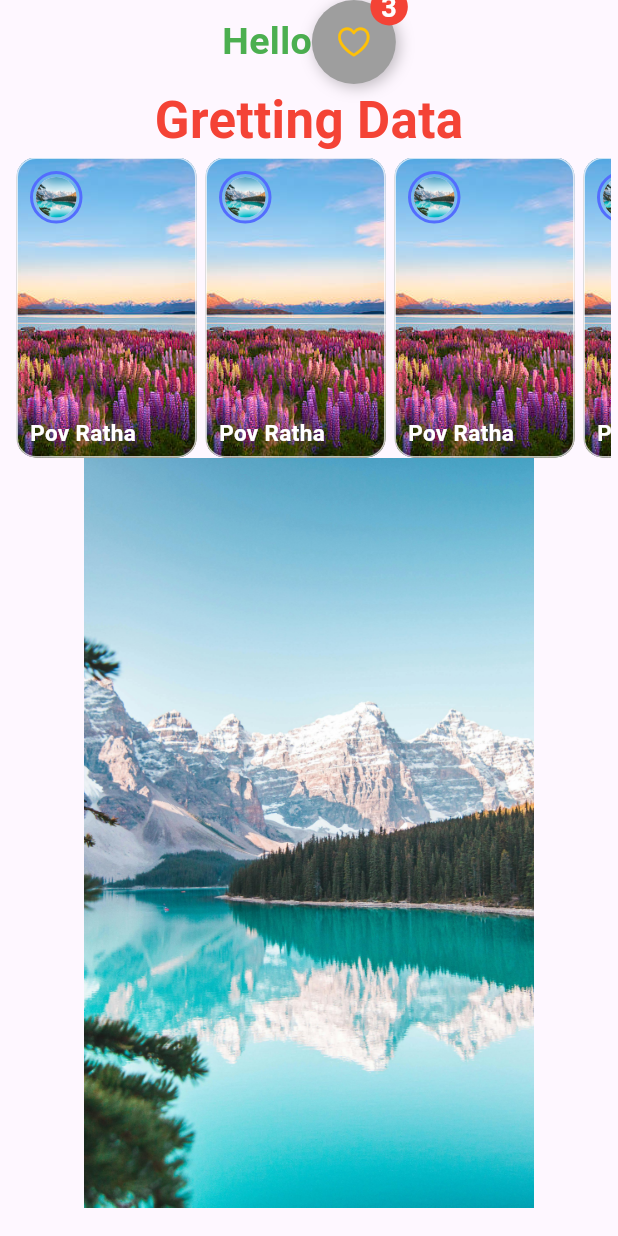
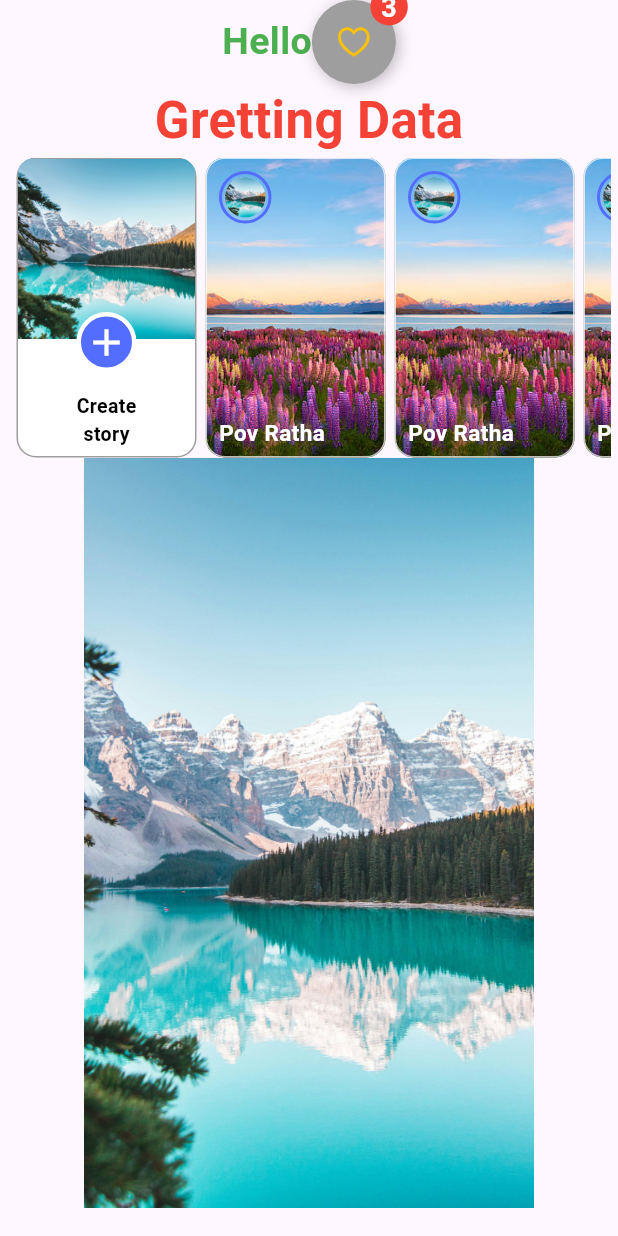
Before and after one commit to Rathapp/mobile_TK_103, a Flutter app: the screen it shows after launch, on a phone screen of 412 x 824 dp. Run offline on Flutter 3.47's test engine with Material 3 defaults, Android fonts, the phone set to English and light mode, and no system bars.

Commit message:
update first story

```diff
--- a/lib/main.dart
+++ b/lib/main.dart
@@ -1,5 +1,5 @@
 import 'package:flutter/cupertino.dart';
-import 'package:flutter/gestures.dart';
+// import 'package:flutter/gestures.dart';
 import 'package:flutter/material.dart';
 
 void main() {
@@ -98,6 +98,7 @@ class MyApp extends StatelessWidget {
                   scrollDirection: Axis.horizontal,
                   child: Row(
                     children: [
+                      _buildFirstStory(),
                       _buildStory(),
                       _buildStory(),
                       _buildStory(),
@@ -132,6 +133,71 @@ class MyApp extends StatelessWidget {
         ),
       ),
     );
+  }
+
+ Widget _buildFirstStory(){
+    return Container(
+      margin: EdgeInsetsGeometry.only(left: 6),
+      clipBehavior: Clip.antiAlias,
+
+      width: 120,
+      height: 200,
+      decoration: BoxDecoration(
+          color: Colors.white,
+          borderRadius: BorderRadius.circular(13),
+          border: Border.all(color: Colors.grey, width: 1),
+          // image: DecorationImage(image: AssetImage("assets/images/sss.jpg"),
+          //   fit: BoxFit.cover,
+          // )
+
+      ),
+
+      child: Column(
+        mainAxisAlignment: MainAxisAlignment.spaceAround,
+        children: [
+          Image.asset("assets/images/ddd.jpeg",height: 120,fit: BoxFit.cover,),
+          Expanded(
+            child: Stack(
+              clipBehavior: Clip.none,
+              children:[
+                Column(
+                  children: [
+                    Spacer(),
+                    Text("Create",style: TextStyle(fontSize: 13,color: Colors.black,fontWeight: FontWeight.bold),),
+                    Text("story",style: TextStyle(fontSize: 13,color: Colors.black,fontWeight: FontWeight.bold),),
+                    SizedBox(height: 5,)
+                  ],
+                ),
+
+                Positioned(
+                  top: -18,
+                  child: Container(
+                      padding: EdgeInsetsGeometry.all(2),
+                      width: 40,
+                      height: 40,
+                      decoration: BoxDecoration(
+                        color: Colors.indigoAccent,
+                        borderRadius: BorderRadius.circular(40),
+                        border: Border.all(
+                          color: Colors.white,
+                          width: 3,
+                        ),
+                      ),
+                      alignment: Alignment.center,
+                      child: Icon(Icons.add,color: Colors.white,size: 30,)
+                  ),
+                ),
+              ]
+
+            ),
+          ),
+
+
+
+        ],
+      ),
+    );
+
   }
 
   Widget _buildRow() {
```
